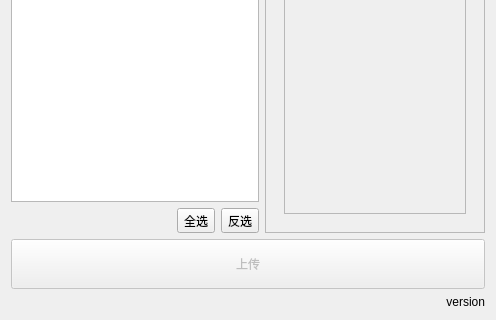
This is lib/uploader.ui in WuLiFang/Nuke as Qt 5 draws it before an edit; both pictures show x 0 to 496 and y 215 to 535 of the 496 by 535 pixel window. The edited form follows.
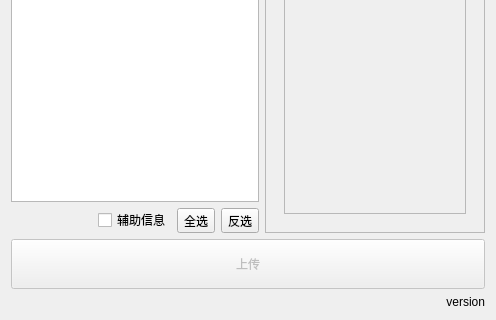
This is the edited form.

Commit message: uploader 0.6.1 # Enhance preview: now can use burn-in version

```diff
--- a/lib/uploader.ui
+++ b/lib/uploader.ui
@@ -86,6 +86,16 @@
            </property>
           </spacer>
          </item>
+         <item>
+          <widget class="QCheckBox" name="checkBoxBurnIn">
+           <property name="toolTip">
+            <string>双击时使用burn-in版本(如果有)</string>
+           </property>
+           <property name="text">
+            <string>辅助信息</string>
+           </property>
+          </widget>
+         </item>
          <item>
           <widget class="QToolButton" name="toolButtonSelectAll">
            <property name="text">
```
The commit also changes 1 other file.
